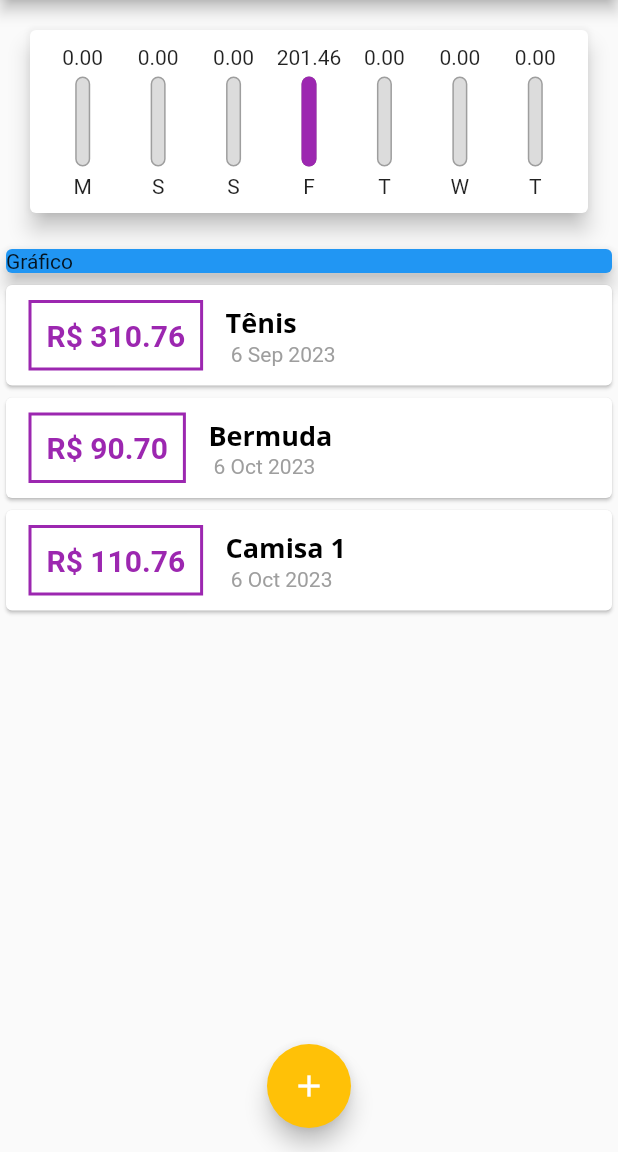
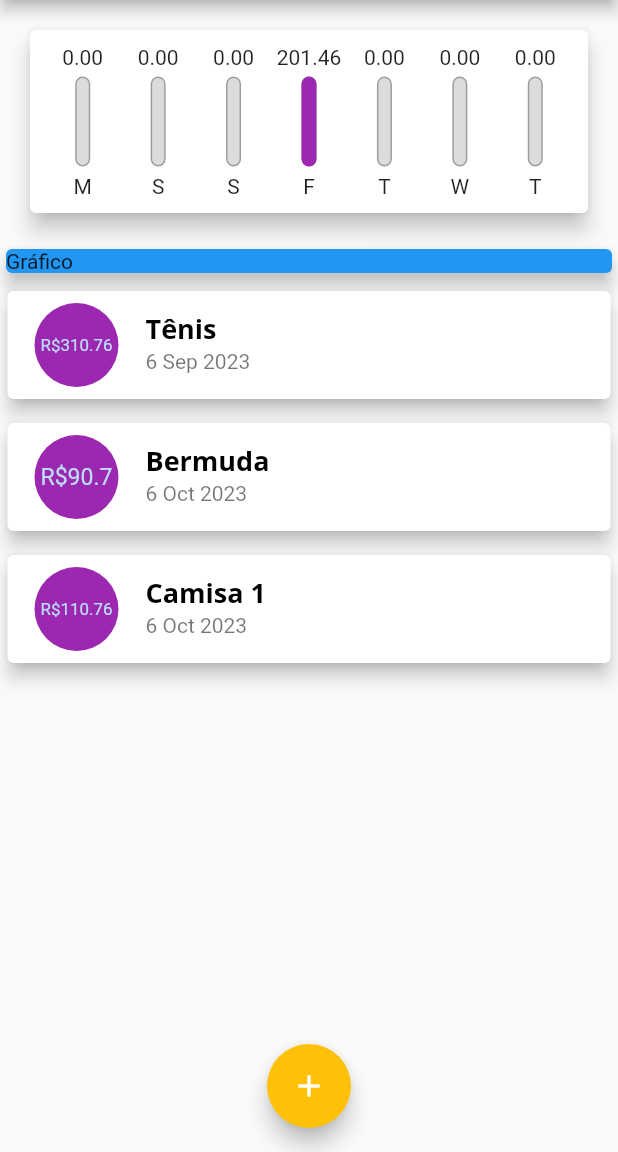
Before and after one commit to augustoprogramador/expenses, a Flutter app: the screen it shows after launch, on a phone screen of 412 x 824 dp, the part 84-1236 px from its top. Run offline on Flutter 3.47's test engine with Material 2 defaults, Android fonts, the phone set to English and light mode, and no system bars.

Commit message:
Refatoração do componente de Listagem de Transações

```diff
--- a/lib/components/transaction_list.dart
+++ b/lib/components/transaction_list.dart
@@ -43,45 +43,29 @@ class TransactionList extends StatelessWidget {
               itemBuilder: (context, index) {
                 final tr = transactions[index];
                 return Card(
-                  child: Row(
-                    children: [
-                      Container(
-                        margin: const EdgeInsets.symmetric(
-                          horizontal: 15,
-                          vertical: 10,
-                        ),
-                        decoration: BoxDecoration(
-                          border: Border.all(
-                            width: 2,
-                            color: Theme.of(context).colorScheme.primary,
-                          ),
-                        ),
-                        padding: const EdgeInsets.all(10),
-                        child: Text(
-                          'R\$ ${tr.value.toStringAsFixed(2)}',
-                          style: TextStyle(
-                            color: Theme.of(context).colorScheme.primary,
-                            fontWeight: FontWeight.bold,
-                            fontSize: 20,
+                  elevation: 5,
+                  margin: EdgeInsets.symmetric(
+                    vertical: 8,
+                    horizontal: 5,
+                  ),
+                  child: ListTile(
+                    leading: CircleAvatar(
+                      radius: 30,
+                      child: Padding(
+                        padding: EdgeInsets.all(6),
+                        child: FittedBox(
+                          child: Text(
+                            'R\$${tr.value}',
                           ),
                         ),
                       ),
-                      Column(
-                        crossAxisAlignment: CrossAxisAlignment.start,
-                        children: [
-                          Text(
-                            tr.title,
-                            style: Theme.of(context).textTheme.titleLarge,
-                          ),
-                          Text(
-                            DateFormat(' d MMM y').format(tr.date),
-                            style: const TextStyle(
-                              color: Colors.grey,
-                            ),
-                          ),
-                        ],
-                      ),
-                    ],
+                      backgroundColor: Theme.of(context).colorScheme.primary,
+                    ),
+                    title: Text(
+                      tr.title,
+                      style: Theme.of(context).textTheme.titleLarge,
+                    ),
+                    subtitle: Text(DateFormat('d MMM y').format(tr.date)),
                   ),
                 );
               },
```
